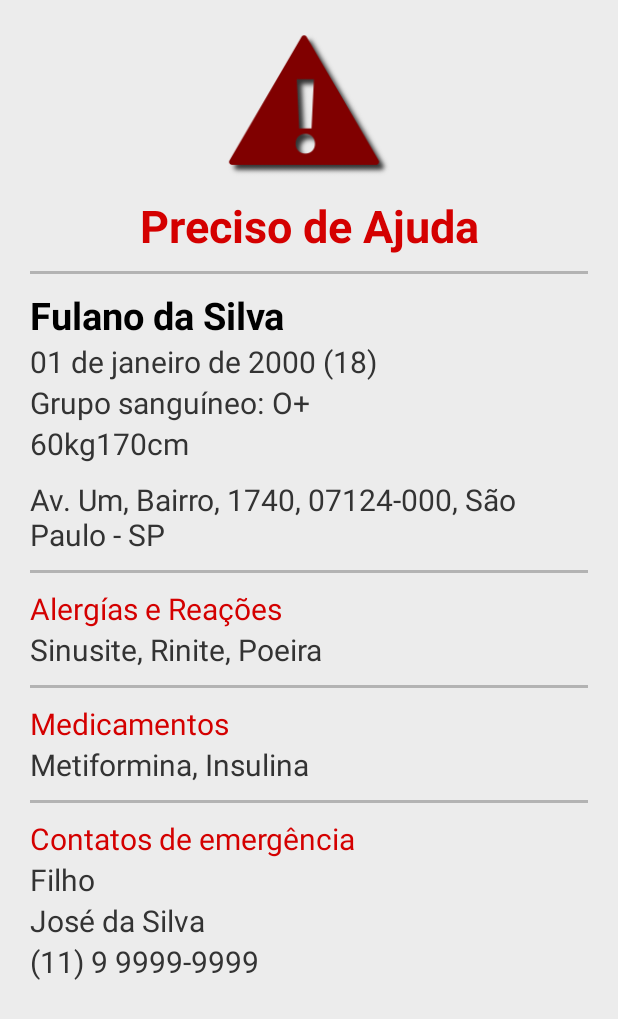
After one commit to ifsp-scopus/detectorDeQueda, an Android app: the FichaMedicaActivity screen opened directly, with no data from a screen before it, on a phone screen of 412 x 824 dp. The commit adds this screen. Shown: the top 1019 px of the screen. Run offline under Robolectric (Android 15) with nearby library versions, the light colour scheme and no system bars.

Commit message:
Implementação da tela de ficha médica e refatorção do código para adequação dessa nova tela no sistema #9

```diff
--- a/app/src/main/AndroidManifest.xml
+++ b/app/src/main/AndroidManifest.xml
@@ -42,6 +42,10 @@
         <activity android:name=".activities.AlertaQuedaActivity">
         </activity>
 
+        <!-- FichaMedicaActivity -->
+        <activity android:name=".activities.FichaMedicaActivity">
+        </activity>
+
         <!-- SERVICES -->
         <!-- DetectorQuedaService -->
         <service android:name=".services.DetectorQuedaService"
--- a/app/src/main/java/com/ifsp/detectorqueda/activities/AlertaQuedaActivity.java
+++ b/app/src/main/java/com/ifsp/detectorqueda/activities/AlertaQuedaActivity.java
@@ -33,7 +33,7 @@ public class AlertaQuedaActivity extends AppCompatActivity implements ICronometr
 
         //Inicia e executa cronometro definindo segundos a serem contados.
         this.cronometro = new CronometroAsync(this, txtCronometro);
-        this.cronometro.execute(60);
+        this.cronometro.execute(10);
 
         //Inicia e executa serviço de alerta (Sonoro e vibração)
         this.servicoAlerta = new Intent(this, AlertaService.class);
@@ -83,7 +83,11 @@ public class AlertaQuedaActivity extends AppCompatActivity implements ICronometr
     @Override
     public void onTimeOut() {
         Toast.makeText(this, "Tempo esgotado!", Toast.LENGTH_SHORT).show();
-        this.finish();
+
+        Intent in = new Intent(this, FichaMedicaActivity.class);
+        in.setFlags(Intent.FLAG_ACTIVITY_NEW_TASK);
+        this.startActivity(in);
+        finish();
     }
 
     /**
--- /dev/null
+++ b/app/src/main/java/com/ifsp/detectorqueda/activities/FichaMedicaActivity.java
@@ -0,0 +1,59 @@
+package com.ifsp.detectorqueda.activities;
+
+import android.os.Bundle;
+import android.support.v7.app.AppCompatActivity;
+import android.widget.TextView;
+
+import com.ifsp.detectorqueda.R;
+
+public class FichaMedicaActivity extends AppCompatActivity {
+    private TextView txtNome;
+    private TextView txtDataNascimento;
+    private TextView txtSangue;
+    private TextView txtPeso;
+    private TextView txtAltura;
+    private TextView txtEndereco;
+    private TextView txtAlergias;
+    private TextView txtMedicamentos;
+    private TextView txtParentesco;
+    private TextView txtNomeContato;
+    private TextView txtTelefone;
+
+    @Override
+    public void onCreate(Bundle savedInstanceState) {
+        super.onCreate(savedInstanceState);
+        getSupportActionBar().hide();
+        setContentView(R.layout.activity_ficha_medica);
+
+        iniciarComponentesGraficos();
+        preencherDados();
+    }
+
+    private void iniciarComponentesGraficos(){
+        this.txtNome = (TextView)this.findViewById(R.id.txtFichaMedicaNome);
+        this.txtDataNascimento = (TextView)this.findViewById(R.id.txtFichaMedicaDataNascimento);
+        this.txtSangue = (TextView)this.findViewById(R.id.txtFichaMedicaSangue);
+        this.txtPeso = (TextView)this.findViewById(R.id.txtFichaMedicaPeso);
+        this.txtAltura = (TextView)this.findViewById(R.id.txtFichaMedicaAltura);
+        this.txtEndereco = (TextView)this.findViewById(R.id.txtFichaMedicaEndereco);
+        this.txtAlergias = (TextView)this.findViewById(R.id.txtFichaMedicaAlergias);
+        this.txtMedicamentos = (TextView)this.findViewById(R.id.txtFichaMedicaMedicamentos);
+        this.txtParentesco = (TextView)this.findViewById(R.id.txtFichaMedicaParentesco);
+        this.txtNomeContato = (TextView)this.findViewById(R.id.txtFichaMedicaNomeContato);
+        this.txtTelefone = (TextView)this.findViewById(R.id.txtFichaMedicaTelefone);
+    }
+
+    private void preencherDados(){
+        this.txtNome.setText("Fulano da Silva");
+        this.txtDataNascimento.setText("01 de janeiro de 2000 (18)");
+        this.txtSangue.setText("O+");
+        this.txtPeso.setText("60kg");
+        this.txtAltura.setText("170cm");
+        this.txtEndereco.setText("Av. Um, Bairro, 1740, 07124-000, São Paulo - SP");
+        this.txtAlergias.setText("Sinusite, Rinite, Poeira");
+        this.txtMedicamentos.setText("Metiformina, Insulina");
+        this.txtParentesco.setText("Filho");
+        this.txtNomeContato.setText("José da Silva");
+        this.txtTelefone.setText("(11) 9 9999-9999");
+    }
+}
--- a/app/src/main/java/com/ifsp/detectorqueda/business/DetectorQueda.java
+++ b/app/src/main/java/com/ifsp/detectorqueda/business/DetectorQueda.java
@@ -125,7 +125,7 @@ public class DetectorQueda implements SensorEventListener{
         //new LogHelper().cadastrarJanelaQueda(contexto, this.janela);
 
         //Verifica se elemento escolhido como inicial inserido na janela atingiu aceleração baixa(Queda livre).
-        if(!(this.janela.get(this.elementoInicial).getMagnitudeAceleracao() < 0.3)){
+        if(!(this.janela.get(this.elementoInicial).getMagnitudeAceleracao() < 0.2)){
             //Log.e("ENTROU AQUI",this.janela.get(this.maxJanela - 1).getMagnitudeAceleracao().toString());
             return 0;
         }
@@ -173,7 +173,7 @@ public class DetectorQueda implements SensorEventListener{
 
         //  Verifica se ultrapassagem da aceleração da magnitude é alta o bastante para definirmos
         // como uma queda.
-        if(this.janela.get(ultrapassagemMagnitude).getMagnitudeAceleracao() > 2){
+        if(this.janela.get(ultrapassagemMagnitude).getMagnitudeAceleracao() > 1){
             new LogHelper().cadastrarJanelaQueda(this.contexto, this.janela);
 
             //  Descarta aquela janela se encontrar uma queda para evitar falsos positivos que podem
--- /dev/null
+++ b/app/src/main/res/layout/activity_ficha_medica.xml
@@ -0,0 +1,182 @@
+<?xml version="1.0" encoding="utf-8"?>
+<ScrollView xmlns:android="http://schemas.android.com/apk/res/android"
+    xmlns:tools="http://schemas.android.com/tools"
+    android:layout_width="match_parent"
+    android:layout_height="match_parent"
+    tools:context=".activities.FichaMedicaActivity"
+    android:background="#ececec">
+
+    <LinearLayout
+        android:layout_width="match_parent"
+        android:layout_height="wrap_content"
+        android:orientation="vertical"
+        android:paddingTop="10dp"
+        android:paddingLeft="20dp"
+        android:paddingRight="20dp"
+        android:paddingBottom="10dp">
+
+        <ImageView
+            android:id="@+id/imgAlert"
+            android:layout_width="120dp"
+            android:layout_height="120dp"
+            android:src="@drawable/alert_medicalfile"
+            android:contentDescription="@string/fichamedica_descriptionImage_icon"
+            android:layout_gravity="center"/>
+
+        <TextView
+            android:layout_width="match_parent"
+            android:layout_height="wrap_content"
+            android:textAlignment="center"
+            android:textSize="30sp"
+            android:textStyle="bold"
+            android:textColor="@color/colorTituloFichaMedica"
+            android:text="@string/fichamedica_txt_titulo"/>
+
+        <View
+            android:layout_height="2dp"
+            android:layout_width="match_parent"
+            android:layout_marginTop="10dp"
+            android:layout_marginBottom="10dp"
+            android:background="@color/colorQuebraFichaMedica"/>
+
+        <TextView
+            android:id="@+id/txtFichaMedicaNome"
+            android:layout_width="match_parent"
+            android:layout_height="wrap_content"
+            android:textSize="25sp"
+            android:textStyle="bold"
+            android:textColor="@color/colorPrimaryTextFichaMedica"/>
+
+        <TextView
+            android:id="@+id/txtFichaMedicaDataNascimento"
+            android:layout_width="match_parent"
+            android:layout_height="wrap_content"
+            android:textSize="20sp"
+            android:textColor="@color/colorSecondaryTextFichaMedica"/>
+
+        <LinearLayout
+            android:layout_width="match_parent"
+            android:layout_height="wrap_content"
+            android:orientation="horizontal">
+            <TextView
+                android:layout_width="wrap_content"
+                android:layout_height="wrap_content"
+                android:textSize="20sp"
+                android:textColor="@color/colorSecondaryTextFichaMedica"
+                android:layout_marginEnd="5dp"
+                android:text="@string/fichamedica_txt_sangue"/>
+
+            <TextView
+                android:id="@+id/txtFichaMedicaSangue"
+                android:layout_width="wrap_content"
+                android:layout_height="wrap_content"
+                android:textSize="20sp"
+                android:textColor="@color/colorSecondaryTextFichaMedica"/>
+        </LinearLayout>
+
+        <LinearLayout
+            android:layout_width="match_parent"
+            android:layout_height="wrap_content"
+            android:orientation="horizontal">
+            <TextView
+                android:id="@+id/txtFichaMedicaPeso"
+                android:layout_width="wrap_content"
+                android:layout_height="wrap_content"
+                android:textSize="20sp"
+                android:textColor="@color/colorSecondaryTextFichaMedica"/>
+            <TextView
+                android:id="@+id/txtFichaMedicaAltura"
+                android:layout_width="wrap_content"
+                android:layout_height="wrap_content"
+                android:textSize="20sp"
+                android:textColor="@color/colorSecondaryTextFichaMedica"/>
+        </LinearLayout>
+
+        <TextView
+            android:id="@+id/txtFichaMedicaEndereco"
+            android:layout_width="match_parent"
+            android:layout_height="wrap_content"
+            android:textSize="20sp"
+            android:textColor="@color/colorSecondaryTextFichaMedica"
+            android:layout_marginTop="10dp"/>
+
+        <View
+            android:layout_height="2dp"
+            android:layout_width="match_parent"
+            android:layout_marginTop="10dp"
+            android:layout_marginBottom="10dp"
+            android:background="@color/colorQuebraFichaMedica"/>
+
+        <TextView
+            android:layout_width="match_parent"
+            android:layout_height="wrap_content"
+            android:textSize="20sp"
+            android:textColor="@color/colorTituloFichaMedica"
+            android:text="@string/fichamedica_txt_alergias"/>
+
+        <TextView
+            android:id="@+id/txtFichaMedicaAlergias"
+            android:layout_width="match_parent"
+            android:layout_height="wrap_content"
+            android:textSize="20sp"
+            android:textColor="@color/colorSecondaryTextFichaMedica"/>
+
+        <View
+            android:layout_height="2dp"
+            android:layout_width="match_parent"
+            android:layout_marginTop="10dp"
+            android:layout_marginBottom="10dp"
+            android:background="@color/colorQuebraFichaMedica"/>
+
+        <TextView
+            android:layout_width="match_parent"
+            android:layout_height="wrap_content"
+            android:textSize="20sp"
+            android:textColor="@color/colorTituloFichaMedica"
+            android:text="@string/fichamedica_txt_medicamentos"/>
+
+        <TextView
+            android:id="@+id/txtFichaMedicaMedicamentos"
+            android:layout_width="match_parent"
+            android:layout_height="wrap_content"
+            android:textSize="20sp"
+            android:textColor="@color/colorSecondaryTextFichaMedica"/>
+
+        <View
+            android:layout_height="2dp"
+            android:layout_width="match_parent"
+            android:layout_marginTop="10dp"
+            android:layout_marginBottom="10dp"
+            android:background="@color/colorQuebraFichaMedica"/>
+
+        <TextView
+            android:layout_width="match_parent"
+            android:layout_height="wrap_content"
+            android:textSize="20sp"
+            android:textColor="@color/colorTituloFichaMedica"
+            android:text="@string/fichamedica_txt_contatos"/>
+
+        <TextView
+            android:id="@+id/txtFichaMedicaParentesco"
+            android:layout_width="match_parent"
+            android:layout_height="wrap_content"
+            android:textSize="20sp"
+            android:textColor="@color/colorSecondaryTextFichaMedica"/>
+
+        <TextView
+            android:id="@+id/txtFichaMedicaNomeContato"
+            android:layout_width="match_parent"
+            android:layout_height="wrap_content"
+            android:textSize="20sp"
+            android:textColor="@color/colorSecondaryTextFichaMedica"/>
+
+        <TextView
+            android:id="@+id/txtFichaMedicaTelefone"
+            android:layout_width="match_parent"
+            android:layout_height="wrap_content"
+            android:textSize="20sp"
+            android:textColor="@color/colorSecondaryTextFichaMedica"/>
+
+    </LinearLayout>
+
+</ScrollView>
--- a/app/src/main/res/values/colors.xml
+++ b/app/src/main/res/values/colors.xml
@@ -8,4 +8,9 @@
     <color name="colorNotAlertQueda">#00FF00</color>
 
     <color name="colorTextAlertQueda">#000000</color>
+
+    <color name="colorTituloFichaMedica">#d40000</color>
+    <color name="colorQuebraFichaMedica">#b3b3b3</color>
+    <color name="colorPrimaryTextFichaMedica">#000000</color>
+    <color name="colorSecondaryTextFichaMedica">#333333</color>
 </resources>
--- a/app/src/main/res/values/strings.xml
+++ b/app/src/main/res/values/strings.xml
@@ -15,4 +15,12 @@
     <string name="alertaqueda_descriptionImage_icons">Icone de resposta</string>
     <string name="alertaqueda_descriptionImage_background">Background do botão</string>
     <string name="alertaqueda_descriptionBtns">(Mantenha pressionado)</string>
+
+    <!-- FichaMedicaActivity -->
+    <string name="fichamedica_descriptionImage_icon">Icone de alerta</string>
+    <string name="fichamedica_txt_titulo">Preciso de Ajuda</string>
+    <string name="fichamedica_txt_sangue">Grupo sanguíneo:</string>
+    <string name="fichamedica_txt_alergias">Alergías e Reações</string>
+    <string name="fichamedica_txt_medicamentos">Medicamentos</string>
+    <string name="fichamedica_txt_contatos">Contatos de emergência</string>
 </resources>
```
Also changed, not shown: app/src/main/res/drawable-hdpi/alert_medicalfile.png (added), app/src/main/res/drawable-ldpi/alert_medicalfile.png (added), app/src/main/res/drawable-mdpi/alert_medicalfile.png (added), app/src/main/res/drawable-xhdpi/alert_medicalfile.png (added), app/src/main/res/drawable-xxhdpi/alert_medicalfile.png (added), app/src/main/res/drawable-xxxhdpi/alert_medicalfile.png (added), 1 other file.
